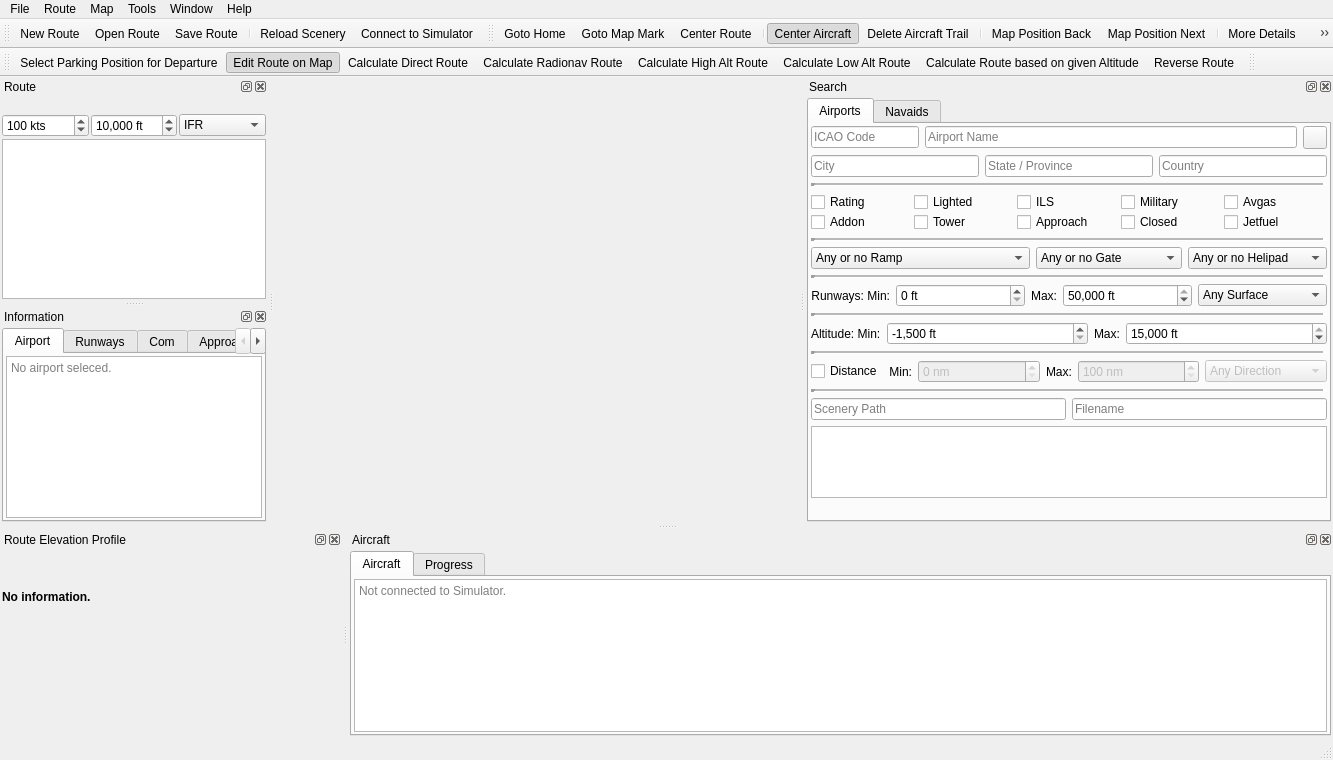
This is src/gui/mainwindow.ui in albar965/littlenavmap as Qt 5 draws it before an edit. The edited form follows.
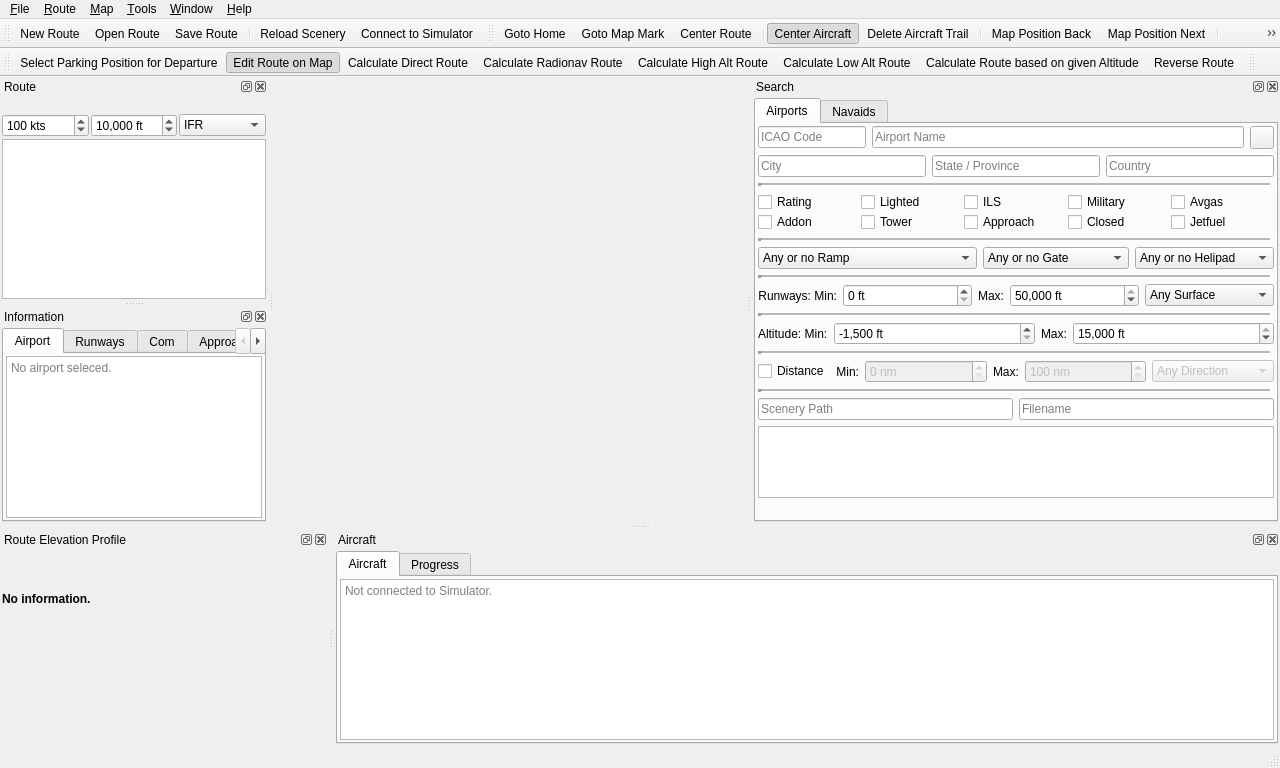
This is the edited form. Icons and pictures are not drawn.

Commit message: Adjustments to GUI. Added database backup and restore.

What changed in the file:
```diff
--- a/src/gui/mainwindow.ui
+++ b/src/gui/mainwindow.ui
@@ -2,12 +2,15 @@
 <ui version="4.0">
  <class>MainWindow</class>
  <widget class="QMainWindow" name="MainWindow">
+  <property name="enabled">
+   <bool>true</bool>
+  </property>
   <property name="geometry">
    <rect>
     <x>0</x>
     <y>0</y>
-    <width>1333</width>
-    <height>760</height>
+    <width>1280</width>
+    <height>768</height>
    </rect>
   </property>
   <property name="windowTitle">
@@ -25,13 +28,13 @@
     <rect>
      <x>0</x>
      <y>0</y>
-     <width>1333</width>
+     <width>1280</width>
      <height>22</height>
     </rect>
    </property>
    <widget class="QMenu" name="menuFile">
     <property name="title">
-     <string>File</string>
+     <string>&amp;File</string>
     </property>
     <widget class="QMenu" name="menuRecentRoutes">
      <property name="title">
@@ -51,13 +54,13 @@
    </widget>
    <widget class="QMenu" name="menuView">
     <property name="title">
-     <string>Window</string>
+     <string>&amp;Window</string>
     </property>
     <addaction name="actionShowStatusbar"/>
    </widget>
    <widget class="QMenu" name="menuHelp">
     <property name="title">
-     <string>Help</string>
+     <string>&amp;Help</string>
     </property>
     <addaction name="actionHelpContents"/>
     <addaction name="actionHelpNavmapLegend"/>
@@ -68,7 +71,7 @@
    </widget>
    <widget class="QMenu" name="menuTools">
     <property name="title">
-     <string>Tools</string>
+     <string>&amp;Tools</string>
     </property>
     <addaction name="actionReloadScenery"/>
     <addaction name="actionConnectSimulator"/>
@@ -78,7 +81,7 @@
    </widget>
    <widget class="QMenu" name="menuMap">
     <property name="title">
-     <string>Map</string>
+     <string>&amp;Map</string>
     </property>
     <addaction name="actionMapShowHome"/>
     <addaction name="actionMapShowMark"/>
@@ -114,7 +117,7 @@
    </widget>
    <widget class="QMenu" name="menuRoute">
     <property name="title">
-     <string>Route</string>
+     <string>&amp;Route</string>
     </property>
     <addaction name="actionRouteSelectParking"/>
     <addaction name="actionRouteEditMode"/>
```
Left out of the diff: 13 changed lines with no effect on the pictures. The commit also changes 3 other files.
